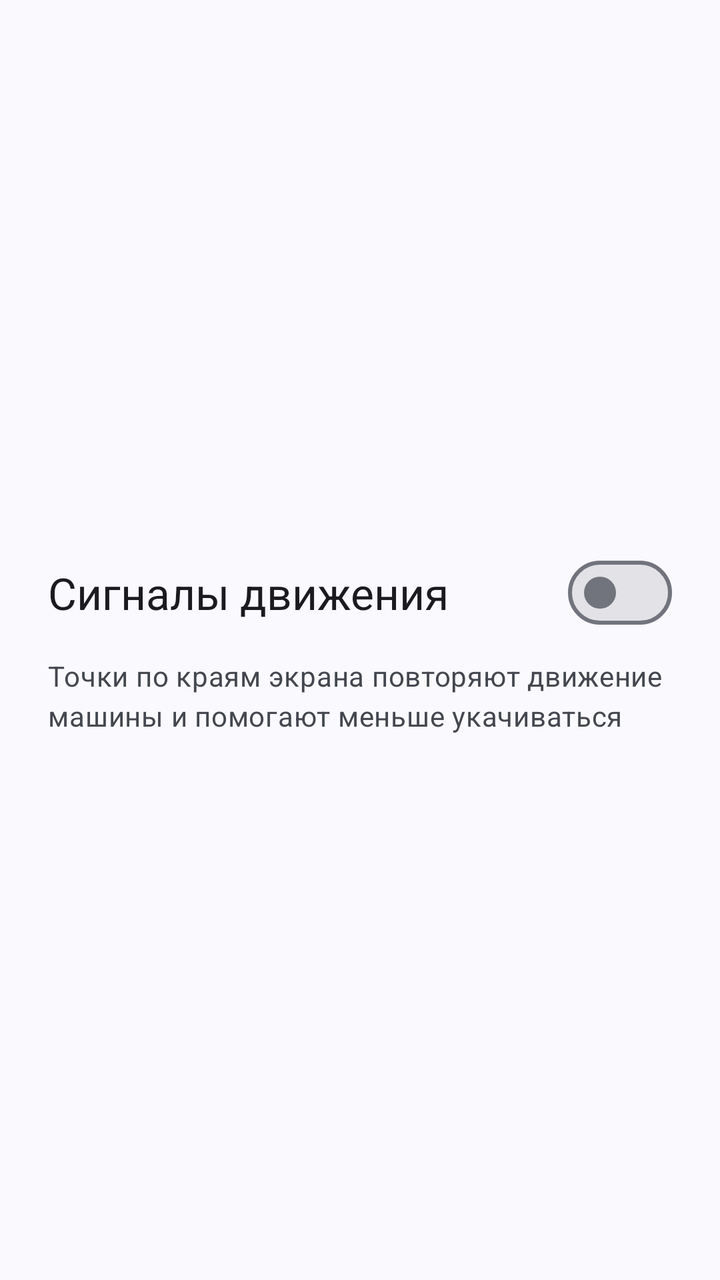
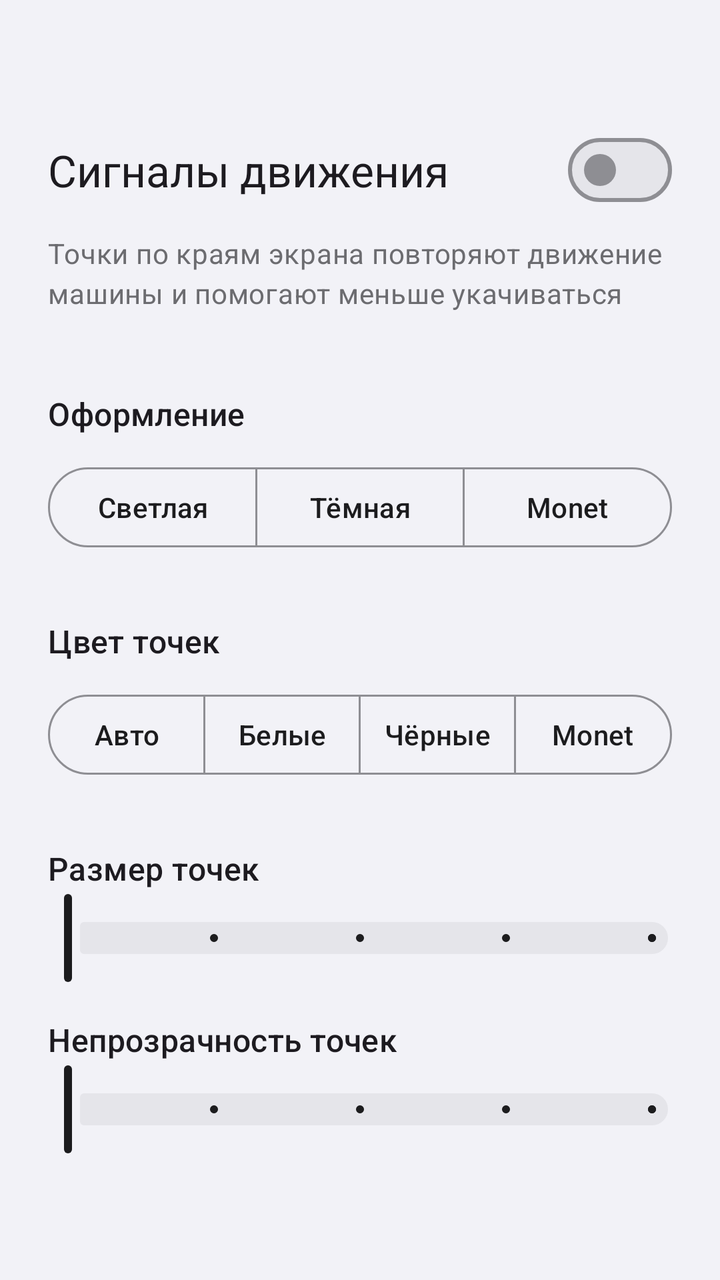

The first picture is an Android layout as it rendered before a commit; the second is the same layout after the commit. The layout source and the unified diff follow.
<!-- AndroidManifest.xml: application theme Theme.MotionCues -->
<!-- res/layout/activity_main.xml -->
<?xml version="1.0" encoding="utf-8"?>
<LinearLayout xmlns:android="http://schemas.android.com/apk/res/android"
    android:id="@+id/root"
    android:layout_width="match_parent"
    android:layout_height="match_parent"
    android:gravity="center"
    android:orientation="vertical">

    
    <com.google.android.material.materialswitch.MaterialSwitch
        android:id="@+id/cues_switch"
        android:layout_width="match_parent"
        android:layout_height="wrap_content"
        android:layout_marginHorizontal="24dp"
        android:text="@string/cues_switch"
        android:textAppearance="?attr/textAppearanceTitleLarge" />

    <TextView
        android:id="@+id/cues_summary"
        android:layout_width="match_parent"
        android:layout_height="wrap_content"
        android:layout_marginHorizontal="24dp"
        android:layout_marginTop="8dp"
        android:text="@string/cues_summary"
        android:textAppearance="?attr/textAppearanceBodyMedium"
        android:textColor="?attr/colorOnSurfaceVariant" />

</LinearLayout>
<!-- resources referenced by this layout -->
<resources>
  <string name="cues_summary">Точки по краям экрана повторяют движение машины и помогают меньше укачиваться</string>
  <string name="cues_switch">Сигналы движения</string>
  <style name="Theme.MotionCues" parent="Theme.Material3.DynamicColors.DayNight.NoActionBar" />
</resources>

<!-- the commit's change to res/layout/activity_main.xml (unified diff, before → after) -->
@@ -1,10 +1,17 @@
 <?xml version="1.0" encoding="utf-8"?>
-<LinearLayout xmlns:android="http://schemas.android.com/apk/res/android"
+<ScrollView xmlns:android="http://schemas.android.com/apk/res/android"
+    xmlns:app="http://schemas.android.com/apk/res-auto"
     android:id="@+id/root"
     android:layout_width="match_parent"
     android:layout_height="match_parent"
+    android:fillViewport="true">
+
+<LinearLayout
+    android:layout_width="match_parent"
+    android:layout_height="wrap_content"
     android:gravity="center"
-    android:orientation="vertical">
+    android:orientation="vertical"
+    android:paddingVertical="24dp">
 
     
     <com.google.android.material.materialswitch.MaterialSwitch
@@ -25,4 +32,149 @@
         android:textAppearance="?attr/textAppearanceBodyMedium"
         android:textColor="?attr/colorOnSurfaceVariant" />
 
+    <TextView
+        android:layout_width="match_parent"
+        android:layout_height="wrap_content"
+        android:layout_marginHorizontal="24dp"
+        android:layout_marginTop="40dp"
+        android:text="@string/theme_title"
+        android:textAppearance="?attr/textAppearanceTitleMedium" />
+
+    <com.google.android.material.button.MaterialButtonToggleGroup
+        android:id="@+id/theme_group"
+        android:layout_width="match_parent"
+        android:layout_height="wrap_content"
+        android:layout_marginHorizontal="24dp"
+        android:layout_marginTop="12dp"
+        app:selectionRequired="true"
+        app:singleSelection="true">
+
+        <Button
+            android:id="@+id/theme_light"
+            style="?attr/materialButtonOutlinedStyle"
+            android:layout_width="0dp"
+            android:layout_height="wrap_content"
+            android:layout_weight="1"
+            android:text="@string/theme_light" />
+
+        <Button
+            android:id="@+id/theme_dark"
+            style="?attr/materialButtonOutlinedStyle"
+            android:layout_width="0dp"
+            android:layout_height="wrap_content"
+            android:layout_weight="1"
+            android:text="@string/theme_dark" />
+
+        <Button
+            android:id="@+id/theme_monet"
+            style="?attr/materialButtonOutlinedStyle"
+            android:layout_width="0dp"
+            android:layout_height="wrap_content"
+            android:layout_weight="1"
+            android:text="@string/theme_monet" />
+
+    </com.google.android.material.button.MaterialButtonToggleGroup>
+
+    <TextView
+        android:layout_width="match_parent"
+        android:layout_height="wrap_content"
+        android:layout_marginHorizontal="24dp"
+        android:layout_marginTop="32dp"
+        android:text="@string/dot_color_title"
+        android:textAppearance="?attr/textAppearanceTitleMedium" />
+
+    
+    <com.google.android.material.button.MaterialButtonToggleGroup
+        android:id="@+id/dot_color_group"
+        android:layout_width="match_parent"
+        android:layout_height="wrap_content"
+        android:layout_marginHorizontal="24dp"
+        android:layout_marginTop="12dp"
+        app:selectionRequired="true"
+        app:singleSelection="true">
+
+        <Button
+            android:id="@+id/dot_color_auto"
+            style="?attr/materialButtonOutlinedStyle"
+            android:paddingHorizontal="4dp"
+            android:maxLines="1"
+            android:layout_width="0dp"
+            android:layout_height="wrap_content"
+            android:layout_weight="1"
+            android:text="@string/dot_color_auto" />
+
+        <Button
+            android:id="@+id/dot_color_white"
+            style="?attr/materialButtonOutlinedStyle"
+            android:paddingHorizontal="4dp"
+            android:maxLines="1"
+            android:layout_width="0dp"
+            android:layout_height="wrap_content"
+            android:layout_weight="1"
+            android:text="@string/dot_color_white" />
+
+        <Button
+            android:id="@+id/dot_color_black"
+            style="?attr/materialButtonOutlinedStyle"
+            android:paddingHorizontal="4dp"
+            android:maxLines="1"
+            android:layout_width="0dp"
+            android:layout_height="wrap_content"
+            android:layout_weight="1"
+            android:text="@string/dot_color_black" />
+
+        <Button
+            android:id="@+id/dot_color_monet"
+            style="?attr/materialButtonOutlinedStyle"
+            android:paddingHorizontal="4dp"
+            android:maxLines="1"
+            android:layout_width="0dp"
+            android:layout_height="wrap_content"
+            android:layout_weight="1"
+            android:text="@string/dot_color_monet" />
+
+    </com.google.android.material.button.MaterialButtonToggleGroup>
+
+    <TextView
+        android:layout_width="match_parent"
+        android:layout_height="wrap_content"
+        android:layout_marginHorizontal="24dp"
+        android:layout_marginTop="32dp"
+        android:text="@string/dot_size_title"
+        android:textAppearance="?attr/textAppearanceTitleMedium" />
+
+    <com.google.android.material.slider.Slider
+        android:id="@+id/dot_size_slider"
+        android:layout_width="match_parent"
+        android:layout_height="wrap_content"
+        android:layout_marginHorizontal="12dp"
+        android:contentDescription="@string/dot_size_title"
+        android:stepSize="1"
+        android:valueFrom="1"
+        android:valueTo="5"
+        app:labelBehavior="gone"
+        app:tickVisible="true" />
+
+    <TextView
+        android:layout_width="match_parent"
+        android:layout_height="wrap_content"
+        android:layout_marginHorizontal="24dp"
+        android:layout_marginTop="16dp"
+        android:text="@string/dot_opacity_title"
+        android:textAppearance="?attr/textAppearanceTitleMedium" />
+
+    <com.google.android.material.slider.Slider
+        android:id="@+id/dot_opacity_slider"
+        android:layout_width="match_parent"
+        android:layout_height="wrap_content"
+        android:layout_marginHorizontal="12dp"
+        android:contentDescription="@string/dot_opacity_title"
+        android:stepSize="1"
+        android:valueFrom="1"
+        android:valueTo="5"
+        app:labelBehavior="gone"
+        app:tickVisible="true" />
+
 </LinearLayout>
+
+</ScrollView>
<!-- resource entries referenced after the edit -->
@@ -2,6 +2,55 @@
 <resources>
   <string name="cues_summary">Точки по краям экрана повторяют движение машины и помогают меньше укачиваться</string>
   <string name="cues_switch">Сигналы движения</string>
-  <style name="Theme.MotionCues" parent="Theme.Material3.DynamicColors.DayNight.NoActionBar" />
+  <string name="dot_color_auto">Авто</string>
+  <string name="dot_color_black">Чёрные</string>
+  <string name="dot_color_monet">Monet</string>
+  <string name="dot_color_title">Цвет точек</string>
+  <string name="dot_color_white">Белые</string>
+  <string name="dot_opacity_title">Непрозрачность точек</string>
+  <string name="dot_size_title">Размер точек</string>
+  <string name="theme_dark">Тёмная</string>
+  <string name="theme_light">Светлая</string>
+  <string name="theme_monet">Monet</string>
+  <string name="theme_title">Оформление</string>
+  <style name="Theme.MotionCues" parent="Theme.Material3.DayNight.NoActionBar">
+          <item name="colorPrimary">@color/mc_primary</item>
+          <item name="colorOnPrimary">@color/mc_on_primary</item>
+          <item name="colorPrimaryContainer">@color/mc_primary_container</item>
+          <item name="colorOnPrimaryContainer">@color/mc_on_primary_container</item>
+          <item name="colorSecondary">@color/mc_secondary</item>
+          <item name="colorOnSecondary">@color/mc_on_secondary</item>
+          <item name="colorSecondaryContainer">@color/mc_secondary_container</item>
+          <item name="colorOnSecondaryContainer">@color/mc_on_secondary_container</item>
+          <item name="android:colorBackground">@color/mc_surface</item>
+          <item name="colorSurface">@color/mc_surface</item>
+          <item name="colorOnSurface">@color/mc_on_surface</item>
+          <item name="colorOnSurfaceVariant">@color/mc_on_surface_variant</item>
+          <item name="colorSurfaceContainerLowest">@color/mc_surface_container_lowest</item>
+          <item name="colorSurfaceContainerLow">@color/mc_surface_container_low</item>
+          <item name="colorSurfaceContainer">@color/mc_surface_container</item>
+          <item name="colorSurfaceContainerHigh">@color/mc_surface_container_high</item>
+          <item name="colorSurfaceContainerHighest">@color/mc_surface_container_highest</item>
+          <item name="colorOutline">@color/mc_outline</item>
+          <item name="colorOutlineVariant">@color/mc_outline_variant</item>
+      </style>
+  <color name="mc_primary">#FF1C1C1E</color>
+  <color name="mc_on_primary">#FFFFFFFF</color>
+  <color name="mc_primary_container">#FFE5E5EA</color>
+  <color name="mc_on_primary_container">#FF1C1C1E</color>
+  <color name="mc_secondary">#FF636366</color>
+  <color name="mc_on_secondary">#FFFFFFFF</color>
+  <color name="mc_secondary_container">#FFE5E5EA</color>
+  <color name="mc_on_secondary_container">#FF1C1C1E</color>
+  <color name="mc_surface">#FFF2F2F7</color>
+  <color name="mc_on_surface">#FF1C1C1E</color>
+  <color name="mc_on_surface_variant">#FF6C6C70</color>
+  <color name="mc_surface_container_lowest">#FFFFFFFF</color>
+  <color name="mc_surface_container_low">#FFFAFAFC</color>
+  <color name="mc_surface_container">#FFFFFFFF</color>
+  <color name="mc_surface_container_high">#FFEDEDF2</color>
+  <color name="mc_surface_container_highest">#FFE5E5EA</color>
+  <color name="mc_outline">#FF8E8E93</color>
+  <color name="mc_outline_variant">#FFD1D1D6</color>
 </resources>
 
